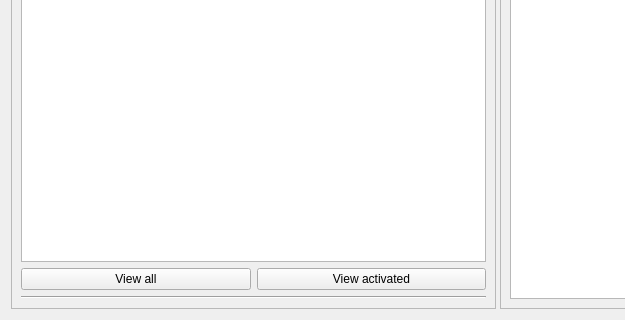
Old version of the form src/mainview.ui in the repository fontmatrix/fontmatrix; both pictures show x 0 to 625 and y 508 to 828 of the 1254 by 828 pixel window.
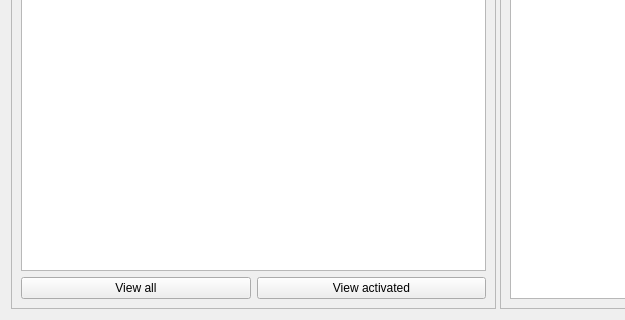
New version of the form. Icons and pictures are not drawn. Custom widgets are drawn as their Qt base class.

Commit message: fontmatrix: EXPERIENCES ui

Patch:
```diff
--- a/src/mainview.ui
+++ b/src/mainview.ui
@@ -236,19 +236,6 @@
          </item>
         </layout>
        </item>
-       <item row="3" column="0" >
-        <widget class="Line" name="line_2" >
-         <property name="sizePolicy" >
-          <sizepolicy vsizetype="Fixed" hsizetype="Preferred" >
-           <horstretch>0</horstretch>
-           <verstretch>0</verstretch>
-          </sizepolicy>
-         </property>
-         <property name="orientation" >
-          <enum>Qt::Horizontal</enum>
-         </property>
-        </widget>
-       </item>
       </layout>
      </widget>
      <widget class="QFrame" name="viewFrame" >
```
The commit also changes 3 other files.
